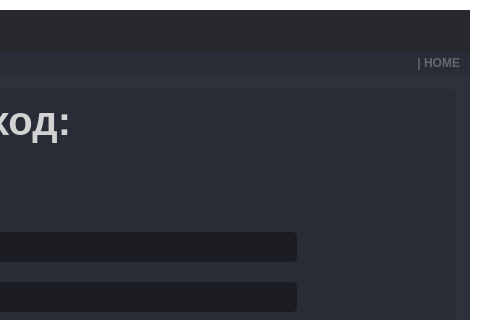
First picture: the form in ui_main.ui, repository DanissimoDanon/Danissimo, before the edit; both pictures show x 520 to 1000 and y 0 to 320 of the 1000 by 720 pixel window.
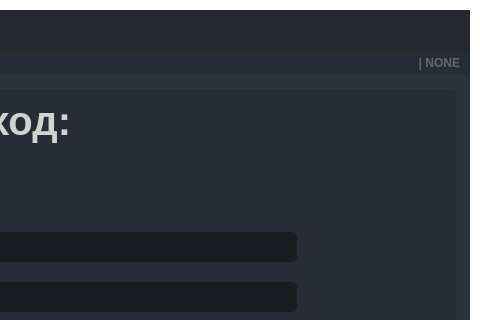
Second picture: the form after the edit. Icons and pictures are not drawn.

Diff of the .ui file:
```diff
--- a/ui_main.ui
+++ b/ui_main.ui
@@ -1300,7 +1300,7 @@
                    <string notr="true">color: rgb(98, 103, 111);</string>
                   </property>
                   <property name="text">
-                   <string>| HOME</string>
+                   <string>| NONE</string>
                   </property>
                   <property name="alignment">
                    <set>Qt::AlignRight|Qt::AlignTrailing|Qt::AlignVCenter</set>
```
